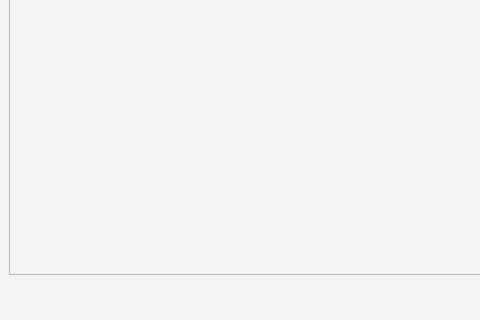
Above: EMS-App/scheduleScreen.ui from elroydsouza/HR-ManagementSystem before the change; both pictures show x 0 to 480 and y 230 to 550 of the 1000 by 550 pixel window. Below: the same form after it.
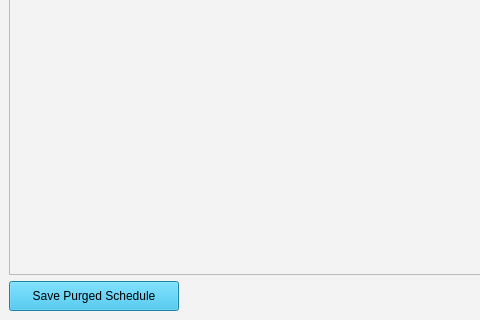
That is the form after the change. The open tabs and pages were chosen to show the change. Icons and pictures are not drawn.

Patch:
```diff
--- a/EMS-App/scheduleScreen.ui
+++ b/EMS-App/scheduleScreen.ui
@@ -817,6 +817,22 @@
        </item>
        <item>
         <layout class="QHBoxLayout" name="horizontalLayout_8">
+         <item>
+          <widget class="QPushButton" name="pushButton_2">
+           <property name="minimumSize">
+            <size>
+             <width>170</width>
+             <height>30</height>
+            </size>
+           </property>
+           <property name="styleSheet">
+            <string notr="true">background-color: rgb(39, 183, 229);</string>
+           </property>
+           <property name="text">
+            <string>Save Purged Schedule</string>
+           </property>
+          </widget>
+         </item>
          <item>
           <spacer name="horizontalSpacer_7">
            <property name="orientation">
```
Left out of the diff: 18 changed lines with no effect on the pictures.
